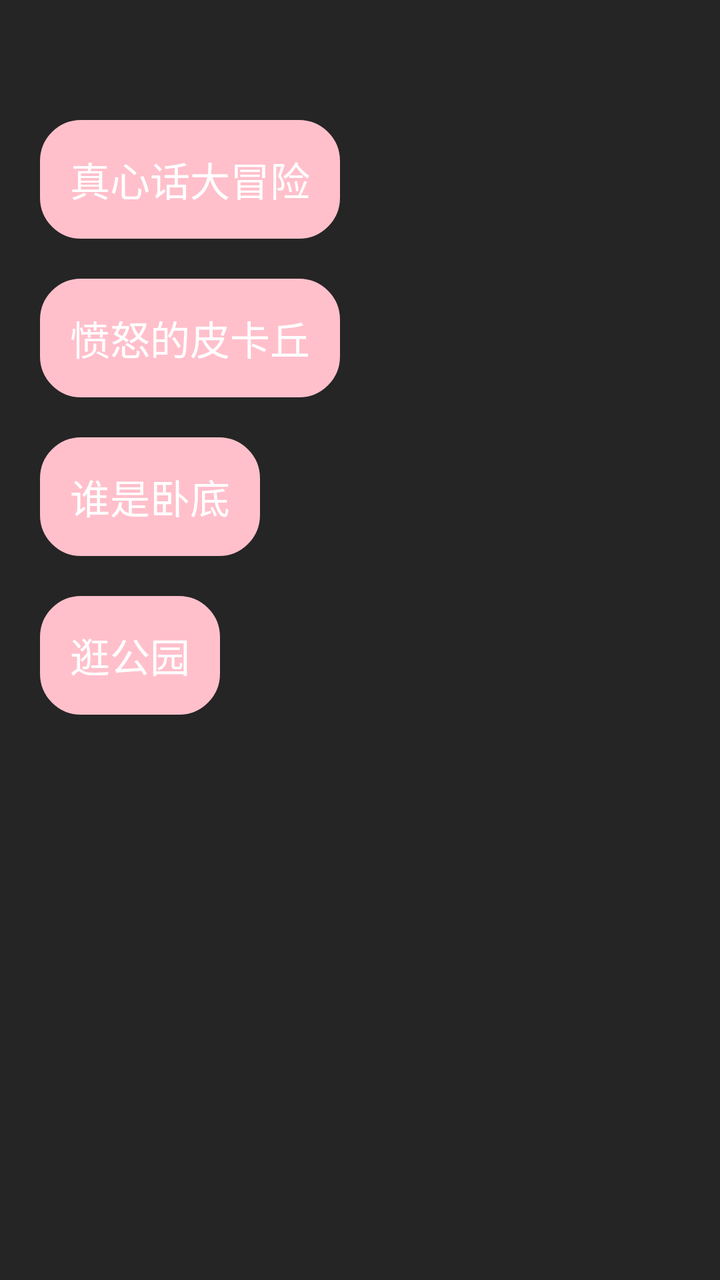
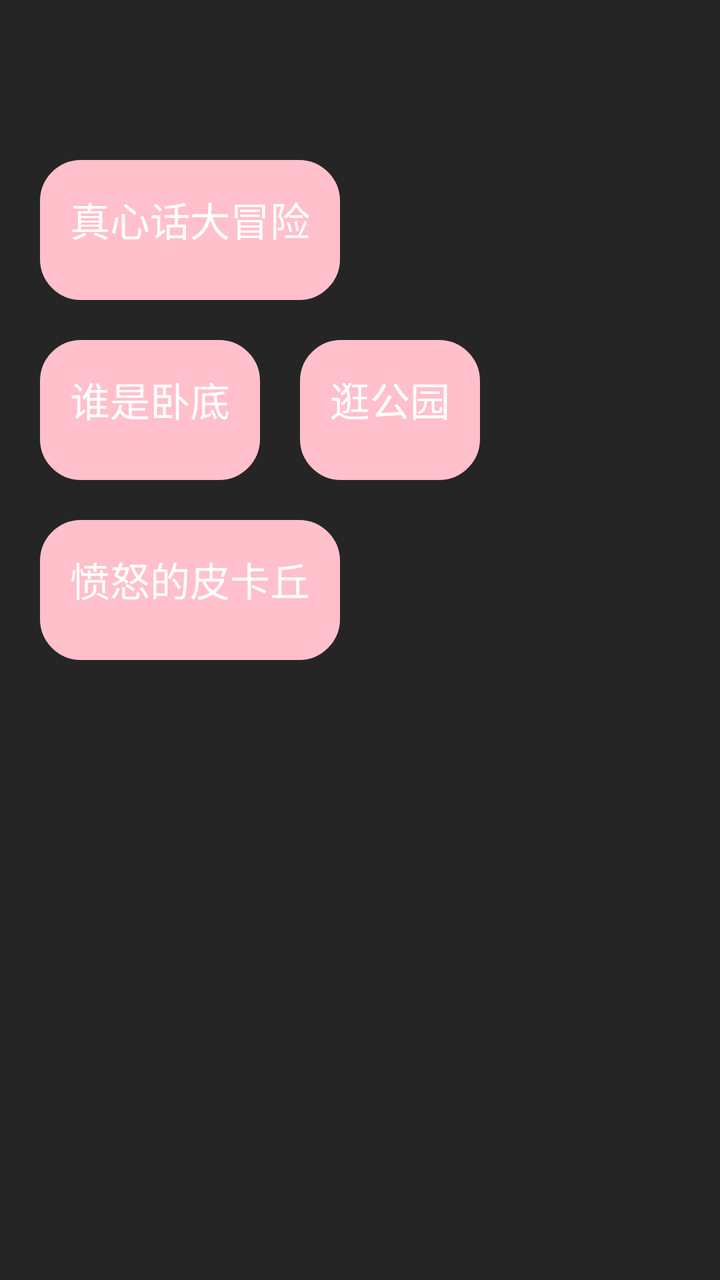

Before-and-after screenshots of an Android layout around one commit, followed by the original layout XML and the change that was made.
<!-- AndroidManifest.xml: application theme AppTheme -->
<!-- res/layout/activity_main.xml -->
<?xml version="1.0" encoding="utf-8"?>
<layout xmlns:android="http://schemas.android.com/apk/res/android"
    xmlns:app="http://schemas.android.com/apk/res-auto"
    xmlns:binding="http://schemas.android.com/apk/res-auto"
    xmlns:tools="http://schemas.android.com/tools">

    <data>

        <variable
            name="viewModel"
            type="com.xxx.games.MainViewModel" />
    </data>

    <RelativeLayout
        android:layout_width="match_parent"
        android:layout_height="match_parent"
        android:background="#252525"
        tools:context=".MainActivity">

        <Button
            android:id="@+id/btn_game1"
            android:layout_width="wrap_content"
            android:layout_height="wrap_content"
            android:layout_marginLeft="20dp"
            android:layout_marginTop="60dp"
            android:background="@drawable/btn_pink_sx"
            android:padding="15dp"
            android:text="真心话大冒险"
            android:textColor="@color/white"
            android:textSize="20sp" />

        <Button
            android:id="@+id/btn_game2"
            android:layout_width="wrap_content"
            android:layout_height="wrap_content"
            android:layout_below="@id/btn_game1"
            android:layout_marginLeft="20dp"
            android:layout_marginTop="20dp"
            android:background="@drawable/btn_pink_sx"
            android:padding="15dp"
            android:text="愤怒的皮卡丘"
            android:textColor="@color/white"
            android:textSize="20sp" />

        <Button
            android:id="@+id/btn_game3"
            android:layout_width="wrap_content"
            android:layout_height="wrap_content"
            android:layout_below="@id/btn_game2"
            android:layout_marginLeft="20dp"
            android:layout_marginTop="20dp"
            android:background="@drawable/btn_pink_sx"
            android:padding="15dp"
            android:text="谁是卧底"
            android:textColor="@color/white"
            android:textSize="20sp" />

        <Button
            android:id="@+id/btn_game4"
            android:layout_width="wrap_content"
            android:layout_height="wrap_content"
            android:layout_below="@id/btn_game3"
            android:layout_marginLeft="20dp"
            android:layout_marginTop="20dp"
            android:background="@drawable/btn_pink_sx"
            android:padding="15dp"
            android:text="逛公园"
            android:textColor="@color/white"
            android:textSize="20sp" />

    </RelativeLayout>
</layout>
<!-- resources referenced by this layout -->
<resources>
  <color name="white">#FFFFFFFF</color>
  <!-- drawable btn_pink_sx (drawable) -->
  <?xml version="1.0" encoding="utf-8"?>
  <shape xmlns:android="http://schemas.android.com/apk/res/android">
      <corners android:radius="20dp" />
      
      <stroke
          android:width="1dp"
          android:color="#FFC0CB" />
  
      
      <solid android:color="#FFC0CB" />
  </shape>
  <style name="AppTheme" parent="QMUI.Compat.NoActionBar">
          
          <item name="colorPrimary">@color/colorPrimary</item>
          <item name="colorPrimaryDark">@color/colorPrimaryDark</item>
          <item name="colorAccent">@color/colorAccent</item>
      </style>
  <color name="colorPrimary">#008577</color>
  <color name="colorPrimaryDark">#00574B</color>
  <color name="colorAccent">#D81B60</color>
</resources>

<!-- the commit's change to res/layout/activity_main.xml (unified diff, before → after) -->
@@ -20,9 +20,9 @@
         <Button
             android:id="@+id/btn_game1"
             android:layout_width="wrap_content"
-            android:layout_height="wrap_content"
+            android:layout_height="70dp"
             android:layout_marginLeft="20dp"
-            android:layout_marginTop="60dp"
+            android:layout_marginTop="80dp"
             android:background="@drawable/btn_pink_sx"
             android:padding="15dp"
             android:text="真心话大冒险"
@@ -32,10 +32,10 @@
         <Button
             android:id="@+id/btn_game2"
             android:layout_width="wrap_content"
-            android:layout_height="wrap_content"
-            android:layout_below="@id/btn_game1"
+            android:layout_height="70dp"
+            android:layout_marginTop="20dp"
+            android:layout_below="@id/btn_game3"
             android:layout_marginLeft="20dp"
-            android:layout_marginTop="20dp"
             android:background="@drawable/btn_pink_sx"
             android:padding="15dp"
             android:text="愤怒的皮卡丘"
@@ -45,8 +45,8 @@
         <Button
             android:id="@+id/btn_game3"
             android:layout_width="wrap_content"
-            android:layout_height="wrap_content"
-            android:layout_below="@id/btn_game2"
+            android:layout_height="70dp"
+            android:layout_below="@id/btn_game1"
             android:layout_marginLeft="20dp"
             android:layout_marginTop="20dp"
             android:background="@drawable/btn_pink_sx"
@@ -58,8 +58,9 @@
         <Button
             android:id="@+id/btn_game4"
             android:layout_width="wrap_content"
-            android:layout_height="wrap_content"
-            android:layout_below="@id/btn_game3"
+            android:layout_height="70dp"
+            android:layout_toRightOf="@id/btn_game3"
+            android:layout_below="@id/btn_game1"
             android:layout_marginLeft="20dp"
             android:layout_marginTop="20dp"
             android:background="@drawable/btn_pink_sx"
